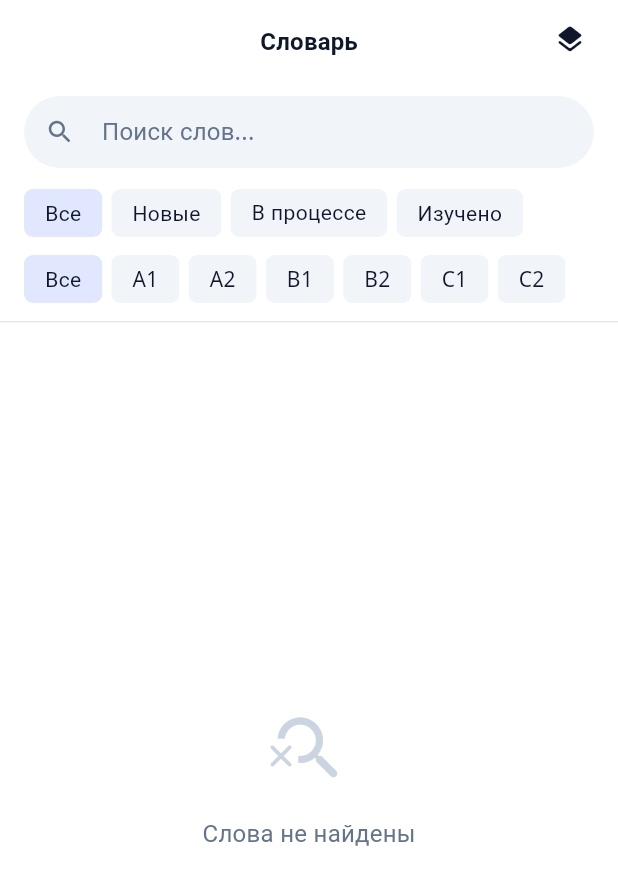
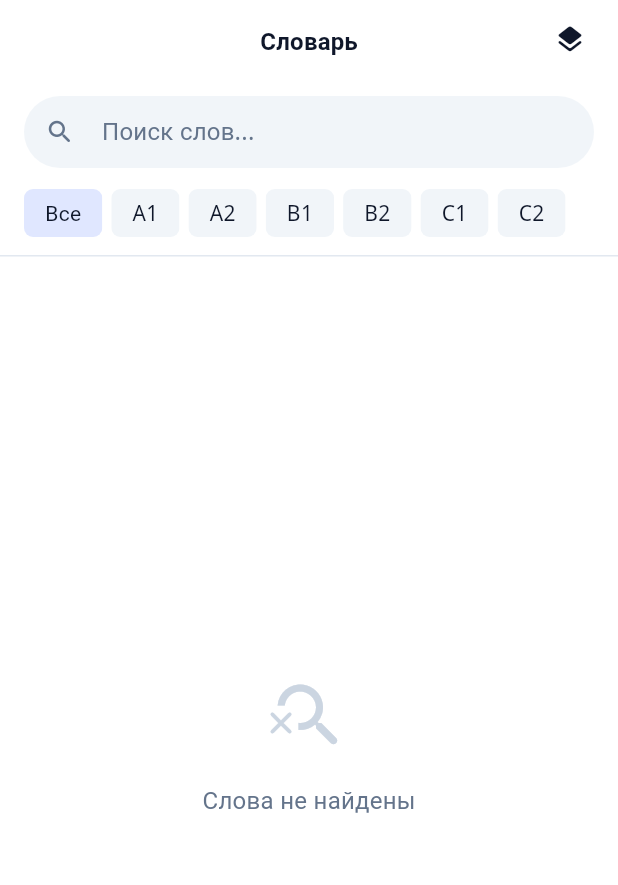
Before and after one commit to Duu1at/til1m, a Flutter app: the _DictionaryView screen opened directly, after a tap on the "sort by alpha" icon, on a phone screen of 412 x 824 dp. Shown: the top 885 px of the screen. Run offline on Flutter 3.47's test engine with Material 3 defaults, Android fonts, the phone set to English and light mode, and no system bars; our stand-ins replace cached_network_image, easy_localization, equatable, flutter_bloc, flutter_tts, get_it and 6 more; accounts and stored records are empty; project files that could hold a hidden picture were left out.

Commit message:
refactor: remove status filter functionality and associated UI components from dictionary module

```diff
--- a/lib/presentation/blocs/dictionary/dictionary_cubit.dart
+++ b/lib/presentation/blocs/dictionary/dictionary_cubit.dart
@@ -30,7 +30,6 @@ class DictionaryCubit extends Cubit<DictionaryState> {
   final WordLocalDataSource _wordLocal;
 
   String _query = '';
-  WordStatusFilter _statusFilter = WordStatusFilter.all;
   WordLevel? _levelFilter;
   DictionarySort _sort = DictionarySort.alphabetical;
 
@@ -62,9 +61,6 @@ class DictionaryCubit extends Cubit<DictionaryState> {
       final userId = _authRepo.currentUserId;
       final isAuth = !isGuest && userId != null;
 
-      if (isAuth) {
-        await _prepareRemoteStatusFilter(userId: userId);
-      }
       try {
         await _loadRemotePage(userId: isAuth ? userId : null, append: false);
       } on Object catch (e, st) {
@@ -118,12 +114,6 @@ class DictionaryCubit extends Cubit<DictionaryState> {
     });
   }
 
-  void onStatusFilterChanged(WordStatusFilter filter) {
-    if (_statusFilter == filter) return;
-    _statusFilter = filter;
-    unawaited(load());
-  }
-
   void onLevelFilterChanged(WordLevel? level) {
     if (_levelFilter == level) return;
     _levelFilter = level;
@@ -140,28 +130,6 @@ class DictionaryCubit extends Cubit<DictionaryState> {
   Future<void> close() {
     _debounce?.cancel();
     return super.close();
-  }
-
-  Future<void> _prepareRemoteStatusFilter({required String userId}) async {
-    switch (_statusFilter) {
-      case WordStatusFilter.all:
-        break;
-      case WordStatusFilter.newWord:
-        _cachedExcludeIds = await _wordRemote.fetchProgressIds(userId: userId);
-        _cachedFixedStatus = WordStatus.newWord;
-      case WordStatusFilter.learning:
-        _cachedInIds = await _wordRemote.fetchProgressIds(
-          userId: userId,
-          status: 'learning',
-        );
-        _cachedFixedStatus = WordStatus.learning;
-      case WordStatusFilter.known:
-        _cachedInIds = await _wordRemote.fetchProgressIds(
-          userId: userId,
-          status: 'known',
-        );
-        _cachedFixedStatus = WordStatus.known;
-    }
   }
 
   Future<void> _loadRemotePage({
@@ -229,7 +197,6 @@ class DictionaryCubit extends Cubit<DictionaryState> {
             hasMore: result.words.length > _pageSize,
             isLoadingMore: false,
             query: _query,
-            statusFilter: _statusFilter,
             levelFilter: _levelFilter,
             sort: _sort,
           ),
@@ -244,7 +211,6 @@ class DictionaryCubit extends Cubit<DictionaryState> {
       limit: _pageSize + 1,
       searchQuery: _query.isEmpty ? null : _query,
       level: _levelFilter,
-      statusFilter: _statusFilterString,
       sortByLevel: _sort == DictionarySort.byLevel,
     );
 
@@ -275,7 +241,6 @@ class DictionaryCubit extends Cubit<DictionaryState> {
             hasMore: result.words.length > _pageSize,
             isLoadingMore: false,
             query: _query,
-            statusFilter: _statusFilter,
             levelFilter: _levelFilter,
             sort: _sort,
           ),
@@ -284,13 +249,6 @@ class DictionaryCubit extends Cubit<DictionaryState> {
     }
   }
 
-  String get _statusFilterString => switch (_statusFilter) {
-    WordStatusFilter.all => 'all',
-    WordStatusFilter.newWord => 'newWord',
-    WordStatusFilter.learning => 'learning',
-    WordStatusFilter.known => 'known',
-  };
-
   WordStatus _parseStatus(String? s) => switch (s) {
     'learning' => WordStatus.learning,
     'known' => WordStatus.known,
--- a/lib/presentation/blocs/dictionary/dictionary_state.dart
+++ b/lib/presentation/blocs/dictionary/dictionary_state.dart
@@ -36,7 +36,6 @@ final class DictionaryLoaded extends DictionaryState {
     required this.hasMore,
     required this.isLoadingMore,
     required this.query,
-    required this.statusFilter,
     required this.sort,
     this.levelFilter,
     this.isFiltering = false,
@@ -48,20 +47,14 @@ final class DictionaryLoaded extends DictionaryState {
       isLoadingMore = false,
       isFiltering = false,
       query = '',
-        statusFilter = WordStatusFilter.all,
       sort = DictionarySort.alphabetical,
       levelFilter = null;
 
   final List<WordWithStatus> words;
   final bool hasMore;
   final bool isLoadingMore;
-
-  /// True while a search/filter refresh is running in the background.
-  /// The existing [words] list stays visible — no full-screen spinner.
   final bool isFiltering;
-
   final String query;
-  final WordStatusFilter statusFilter;
   final WordLevel? levelFilter;
   final DictionarySort sort;
 
@@ -74,14 +67,12 @@ final class DictionaryLoaded extends DictionaryState {
     WordStatusFilter? statusFilter,
     WordLevel? levelFilter,
     DictionarySort? sort,
-  }) =>
-      DictionaryLoaded(
+  }) => DictionaryLoaded(
     words: words ?? this.words,
     hasMore: hasMore ?? this.hasMore,
     isLoadingMore: isLoadingMore ?? this.isLoadingMore,
     isFiltering: isFiltering ?? this.isFiltering,
     query: query ?? this.query,
-        statusFilter: statusFilter ?? this.statusFilter,
     levelFilter: levelFilter ?? this.levelFilter,
     sort: sort ?? this.sort,
   );
@@ -93,7 +84,6 @@ final class DictionaryLoaded extends DictionaryState {
     isLoadingMore,
     isFiltering,
     query,
-        statusFilter,
     levelFilter,
     sort,
   ];
--- a/lib/presentation/screens/dictionary/dictionary_screen.dart
+++ b/lib/presentation/screens/dictionary/dictionary_screen.dart
@@ -56,13 +56,11 @@ final class _DictionaryBody extends StatefulWidget {
 
 final class _DictionaryBodyState extends State<_DictionaryBody> {
   final _scrollController = ScrollController();
-
-  static const double _searchHeight = 44;
+  static const double _searchHeight = 88;
   static const double _sliverBottomHeight =
       AppConstants.paddingM +
+      AppConstants.paddingS +
       _searchHeight +
-      AppConstants.paddingS +
-      DictionaryFilterBar.height +
       AppConstants.paddingXS +
       1.0;
 
@@ -121,7 +119,10 @@ final class _DictionaryBodyState extends State<_DictionaryBody> {
                   ),
                   child: DictionarySearchField(),
                 ),
-                DictionaryFilterBar(state: widget.state),
+                LevelAndSortRow(
+                  levelFilter: widget.state.levelFilter,
+                  sort: widget.state.sort,
+                ),
                 const SizedBox(height: AppConstants.paddingXS),
                 const Divider(height: 1),
               ],
--- a/lib/presentation/widgets/dictionary/dictionary.dart
+++ b/lib/presentation/widgets/dictionary/dictionary.dart
@@ -1,5 +1,3 @@
-export 'dictionary_filter_bar.dart';
 export 'dictionary_search_field.dart';
 export 'level_and_sort_row.dart';
-export 'status_row.dart';
 export 'word_list_tile.dart';
--- a/lib/presentation/widgets/dictionary/dictionary_filter_bar.dart
+++ /dev/null
@@ -1,22 +0,0 @@
-import 'package:flutter/material.dart';
-import 'package:til1m/presentation/blocs/blocs.dart';
-import 'package:til1m/presentation/widgets/widgets.dart';
-
-class DictionaryFilterBar extends StatelessWidget {
-  const DictionaryFilterBar({required this.state, super.key});
-
-  final DictionaryLoaded state;
-
-  static const double height = 88;
-
-  @override
-  Widget build(BuildContext context) {
-    return Column(
-      mainAxisSize: MainAxisSize.min,
-      children: [
-        StatusRow(statusFilter: state.statusFilter),
-        LevelAndSortRow(levelFilter: state.levelFilter, sort: state.sort),
-      ],
-    );
-  }
-}
--- a/lib/presentation/widgets/dictionary/status_row.dart
+++ /dev/null
@@ -1,57 +0,0 @@
-import 'package:easy_localization/easy_localization.dart';
-import 'package:flutter/material.dart';
-import 'package:flutter_bloc/flutter_bloc.dart';
-import 'package:til1m/core/constants/app_constants.dart';
-import 'package:til1m/core/constants/locale_keys.dart';
-import 'package:til1m/presentation/blocs/blocs.dart';
-
-final class StatusRow extends StatelessWidget {
-  const StatusRow({required this.statusFilter, super.key});
-
-  final WordStatusFilter statusFilter;
-
-  static const List<(WordStatusFilter, String)> _items = [
-    (WordStatusFilter.all, LocaleKeys.dictionaryFilterAll),
-    (WordStatusFilter.newWord, LocaleKeys.dictionaryFilterNew),
-    (WordStatusFilter.learning, LocaleKeys.dictionaryFilterLearning),
-    (WordStatusFilter.known, LocaleKeys.dictionaryFilterKnown),
-  ];
-
-  @override
-  Widget build(BuildContext context) {
-    return SizedBox(
-      height: 44,
-      child: ListView.separated(
-        scrollDirection: Axis.horizontal,
-        padding: const EdgeInsets.fromLTRB(
-          AppConstants.paddingL,
-          AppConstants.paddingXS,
-          AppConstants.paddingL,
-          AppConstants.paddingXS,
-        ),
-        itemCount: _items.length,
-        separatorBuilder: (_, _) =>
-            const SizedBox(width: AppConstants.paddingXS),
-        itemBuilder: (context, i) {
-          final (filter, key) = _items[i];
-          final selected = statusFilter == filter;
-          return FilterChip(
-            label: Text(
-              key.tr(context: context),
-              style: Theme.of(context).textTheme.bodyMedium,
-            ),
-            selected: selected,
-            onSelected: (_) =>
-                context.read<DictionaryCubit>().onStatusFilterChanged(filter),
-            showCheckmark: false,
-            padding: const EdgeInsets.symmetric(
-              horizontal: AppConstants.paddingXS,
-            ),
-            labelStyle: const TextStyle(fontSize: 13),
-            materialTapTargetSize: MaterialTapTargetSize.shrinkWrap,
-          );
-        },
-      ),
-    );
-  }
-}
```
Lines whose indentation alone changed are shown as unchanged.
